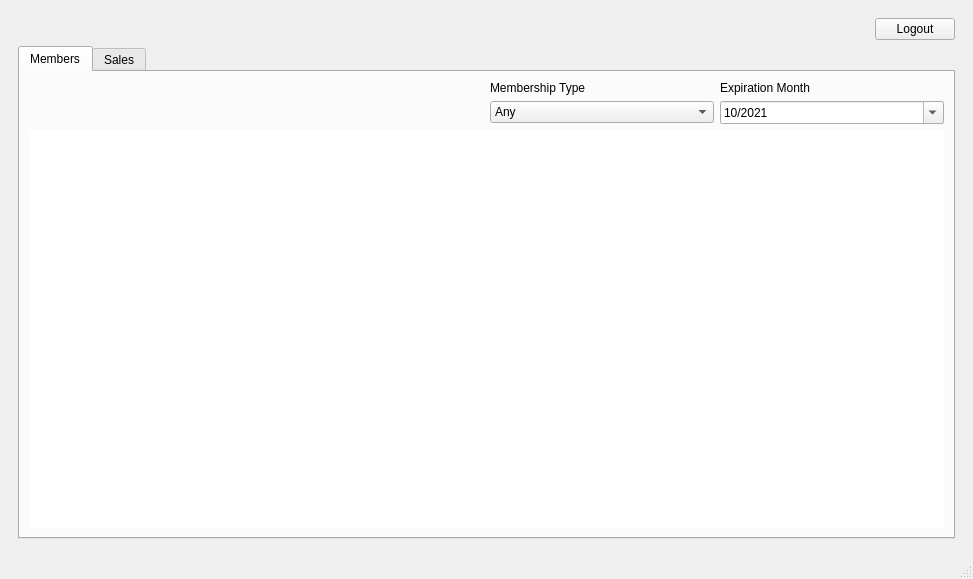
Old version of the form BulkClub/mainwindow.ui in the repository josharaedwards/CS1C-Project-2.
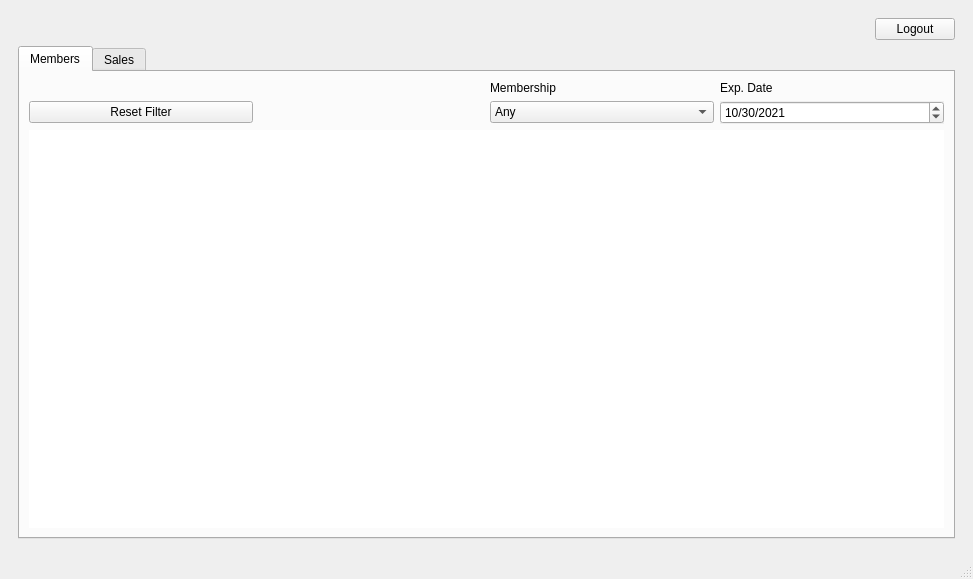
New version of the form.

Commit message: various filters

What changed in the file:
```diff
--- a/BulkClub/mainwindow.ui
+++ b/BulkClub/mainwindow.ui
@@ -52,13 +52,6 @@
             <string>Members</string>
            </attribute>
            <layout class="QGridLayout" name="gridLayout_2">
-            <item row="0" column="3">
-             <widget class="QLabel" name="labelExpiration">
-              <property name="text">
-               <string>Expiration Month</string>
-              </property>
-             </widget>
-            </item>
             <item row="1" column="2">
              <widget class="QComboBox" name="memTypeComboBox">
               <item>
@@ -106,26 +99,6 @@
               </attribute>
              </widget>
             </item>
-            <item row="0" column="2">
-             <widget class="QLabel" name="label">
-              <property name="text">
-               <string>Membership Type</string>
-              </property>
-             </widget>
-            </item>
-            <item row="1" column="0" colspan="2">
-             <spacer name="horizontalSpacer_6">
-              <property name="orientation">
-               <enum>Qt::Horizontal</enum>
-              </property>
-              <property name="sizeHint" stdset="0">
-               <size>
-                <width>40</width>
-                <height>20</height>
-               </size>
-              </property>
-             </spacer>
-            </item>
             <item row="1" column="3">
              <widget class="QDateEdit" name="expDateEdit">
               <property name="autoFillBackground">
@@ -134,12 +107,44 @@
               <property name="inputMethodHints">
                <set>Qt::ImhNone</set>
               </property>
+              <property name="wrapping">
+               <bool>true</bool>
+              </property>
+              <property name="buttonSymbols">
+               <enum>QAbstractSpinBox::UpDownArrows</enum>
+              </property>
+              <property name="specialValueText">
+               <string/>
+              </property>
+              <property name="correctionMode">
+               <enum>QAbstractSpinBox::CorrectToNearestValue</enum>
+              </property>
               <property name="keyboardTracking">
                <bool>false</bool>
               </property>
               <property name="showGroupSeparator" stdset="0">
                <bool>false</bool>
               </property>
+              <property name="maximumDateTime">
+               <datetime>
+                <hour>23</hour>
+                <minute>59</minute>
+                <second>59</second>
+                <year>2022</year>
+                <month>11</month>
+                <day>30</day>
+               </datetime>
+              </property>
+              <property name="minimumDateTime">
+               <datetime>
+                <hour>0</hour>
+                <minute>0</minute>
+                <second>0</second>
+                <year>2021</year>
+                <month>10</month>
+                <day>1</day>
+               </datetime>
+              </property>
               <property name="maximumDate">
                <date>
                 <year>2022</year>
@@ -155,20 +160,57 @@
                </date>
               </property>
               <property name="displayFormat">
-               <string>MM/yyyy</string>
+               <string>MM/dd/yyyy</string>
               </property>
               <property name="calendarPopup">
-               <bool>true</bool>
+               <bool>false</bool>
               </property>
               <property name="date">
                <date>
                 <year>2021</year>
                 <month>10</month>
-                <day>14</day>
+                <day>30</day>
                </date>
               </property>
              </widget>
             </item>
+            <item row="0" column="3">
+             <widget class="QLabel" name="labelExpiration">
+              <property name="text">
+               <string>Exp. Date</string>
+              </property>
+             </widget>
+            </item>
+            <item row="0" column="2">
+             <widget class="QLabel" name="label">
+              <property name="text">
+               <string>Membership</string>
+              </property>
+             </widget>
+            </item>
+            <item row="1" column="0">
+             <widget class="QPushButton" name="resetMemFilterButton">
+              <property name="text">
+               <string>Reset Filter</string>
+              </property>
+             </widget>
+            </item>
+            <item row="1" column="1">
+             <spacer name="horizontalSpacer_7">
+              <property name="orientation">
+               <enum>Qt::Horizontal</enum>
+              </property>
+              <property name="sizeType">
+               <enum>QSizePolicy::Ignored</enum>
+              </property>
+              <property name="sizeHint" stdset="0">
+               <size>
+                <width>40</width>
+                <height>20</height>
+               </size>
+              </property>
+             </spacer>
+            </item>
            </layout>
           </widget>
           <widget class="QWidget" name="salesTab">
```
Left out of the diff: 95 changed lines with no effect on the pictures. The commit also changes 2 other files.
